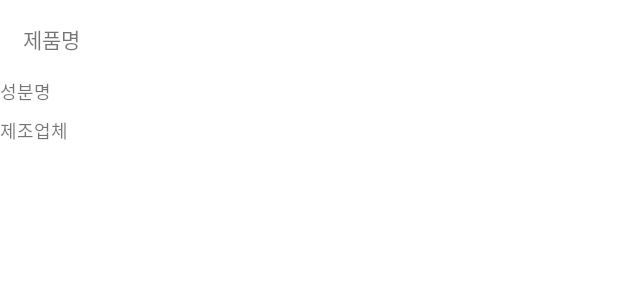
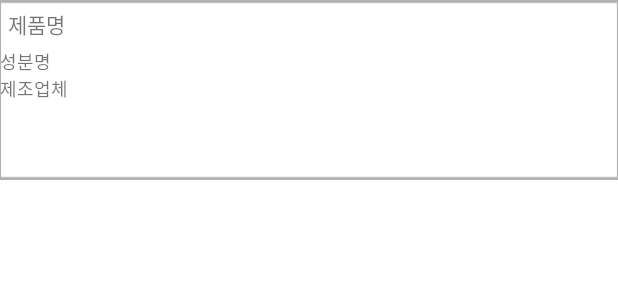
Before and after one commit to DaftenP/SDP_project, an Android app: the layout recyclerview_layout.xml on its own in the app's theme, with its tools: preview values and no code run, on a phone screen of 412 x 824 dp. Shown: the top 300 px of the screen. Run offline under Robolectric (Android 15) with nearby library versions, the phone set to English and light mode, and no system bars.

Commit message:
레이아웃 수정 및 리사이클러뷰 테이블박스

```diff
--- a/app/src/main/java/com/jpl/sdp_project/MainActivity.java
+++ b/app/src/main/java/com/jpl/sdp_project/MainActivity.java
@@ -64,6 +64,7 @@ public class MainActivity extends AppCompatActivity {
                         recyclerAdapter = new RecyclerAdapter(context, data.getItems());
                         recyclerView.setAdapter(recyclerAdapter);
 
+
                     }
 
                     @Override
--- a/app/src/main/res/layout/recyclerview_layout.xml
+++ b/app/src/main/res/layout/recyclerview_layout.xml
@@ -2,7 +2,8 @@
 <androidx.constraintlayout.widget.ConstraintLayout xmlns:android="http://schemas.android.com/apk/res/android"
     xmlns:app="http://schemas.android.com/apk/res-auto"
     android:layout_width="match_parent"
-    android:layout_height="wrap_content">
+    android:layout_height="wrap_content"
+    android:orientation="vertical">
 
         <androidx.constraintlayout.widget.ConstraintLayout
             android:layout_width="match_parent"
@@ -11,19 +12,22 @@
             <LinearLayout
                 android:layout_width="match_parent"
                 android:layout_height="match_parent"
+                android:background="@drawable/background_recycleview"
                 android:gravity="left"
                 android:orientation="vertical"
                 app:layout_constraintBottom_toBottomOf="parent"
                 app:layout_constraintEnd_toEndOf="parent"
+                app:layout_constraintHorizontal_bias="1.0"
                 app:layout_constraintStart_toStartOf="parent"
-                app:layout_constraintTop_toTopOf="parent">
+                app:layout_constraintTop_toTopOf="parent"
+                app:layout_constraintVertical_bias="1.0">
 
                 <TextView
                     android:id="@+id/itemName"
                     android:layout_width="wrap_content"
                     android:layout_height="wrap_content"
+                    android:layout_margin="0dp"
                     android:padding="5dp"
-                    android:layout_margin="10dp"
                     android:textAlignment="center"
                     android:text="제품명"/>
 
@@ -32,17 +36,18 @@
                     android:layout_width="wrap_content"
                     android:layout_height="wrap_content"
                     android:layout_marginBottom="8dp"
-                    android:text="성분명"
                     android:textAlignment="center"
-                    android:textSize="12sp" />
+                    android:textSize="12sp"
+                    android:layout_margin="0dp"
+                    android:text="성분명"/>
 
                 <TextView
                     android:id="@+id/entpName"
                     android:layout_width="wrap_content"
                     android:layout_height="wrap_content"
                     android:layout_marginBottom="8dp"
+                    android:textAlignment="center"
                     android:textSize="12sp"
-                    android:textAlignment="center"
                     android:text="제조업체"/>
 
             </LinearLayout>
```
Also changed, not shown: app/src/main/res/drawable-v24/background_recycleview.png (added).
